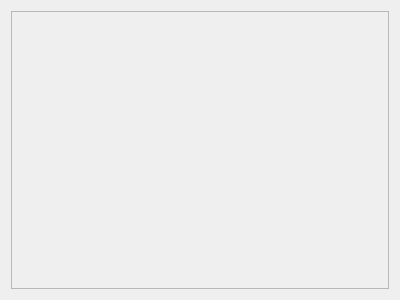
Qt form pages/settings/printerlistwidget.ui (DigitalArtifex/Flo) before a commit.
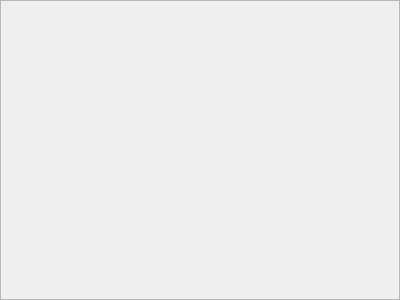
The same form after that commit.

```diff
--- a/pages/settings/printerlistwidget.ui
+++ b/pages/settings/printerlistwidget.ui
@@ -14,6 +14,18 @@
    <string>Frame</string>
   </property>
   <layout class="QGridLayout" name="gridLayout">
+   <property name="leftMargin">
+    <number>0</number>
+   </property>
+   <property name="topMargin">
+    <number>0</number>
+   </property>
+   <property name="rightMargin">
+    <number>0</number>
+   </property>
+   <property name="bottomMargin">
+    <number>0</number>
+   </property>
    <item row="0" column="0">
     <widget class="QScrollArea" name="scrollArea">
      <property name="widgetResizable">
@@ -24,8 +36,8 @@
        <rect>
         <x>0</x>
         <y>0</y>
-        <width>380</width>
-        <height>280</height>
+        <width>398</width>
+        <height>298</height>
        </rect>
       </property>
       <layout class="QVBoxLayout" name="verticalLayout"/>
```
